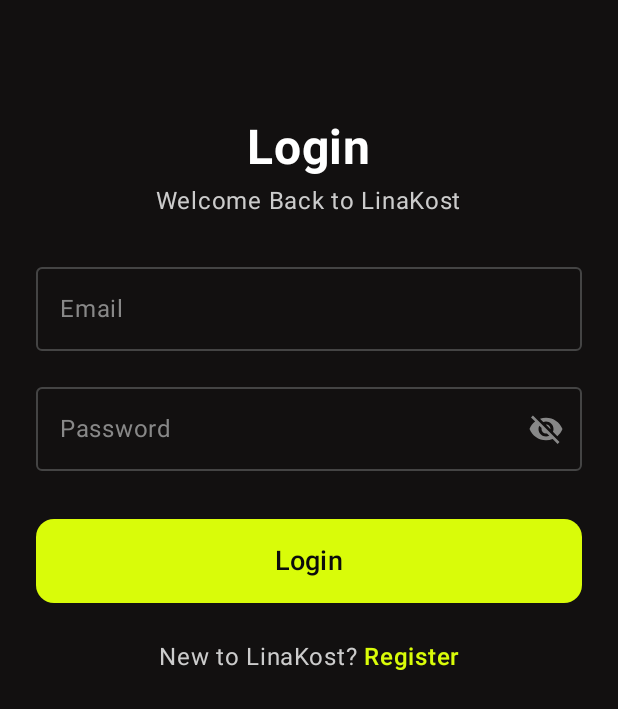
After one commit to DewiPuspitass/Linakost, an Android app built with Jetpack Compose: the composable LoginScreen shown on its own in the app's theme, on a phone screen of 412 x 824 dp. The commit adds this screen. Shown: the top 709 px of the screen. Run offline under Robolectric (Android 15) with nearby library versions, the phone set to English and light mode, and no system bars; our stand-ins replace Room's generated code.

Commit message:
membuat tampilan login

```diff
--- a/app/src/main/java/com/dewipuspitasari0020/linakost/navigation/NavGraph.kt
+++ b/app/src/main/java/com/dewipuspitasari0020/linakost/navigation/NavGraph.kt
@@ -5,6 +5,7 @@ import androidx.navigation.NavHostController
 import androidx.navigation.compose.rememberNavController
 import androidx.navigation.compose.NavHost
 import androidx.navigation.compose.composable
+import com.dewipuspitasari0020.linakost.screen.LoginScreen
 import com.dewipuspitasari0020.linakost.screen.RegisterScreen
 
 @Composable
--- /dev/null
+++ b/app/src/main/java/com/dewipuspitasari0020/linakost/screen/LoginScreen.kt
@@ -0,0 +1,214 @@
+package com.dewipuspitasari0020.linakost.screen
+
+import android.widget.Toast
+import androidx.compose.foundation.clickable
+import androidx.compose.foundation.layout.Arrangement
+import androidx.compose.foundation.layout.Box
+import androidx.compose.foundation.layout.Column
+import androidx.compose.foundation.layout.Row
+import androidx.compose.foundation.layout.Spacer
+import androidx.compose.foundation.layout.fillMaxSize
+import androidx.compose.foundation.layout.fillMaxWidth
+import androidx.compose.foundation.layout.height
+import androidx.compose.foundation.layout.padding
+import androidx.compose.foundation.layout.width
+import androidx.compose.foundation.shape.RoundedCornerShape
+import androidx.compose.foundation.text.KeyboardOptions
+import androidx.compose.material.icons.Icons
+import androidx.compose.material.icons.filled.ArrowBack
+import androidx.compose.material.icons.filled.Visibility
+import androidx.compose.material.icons.filled.VisibilityOff
+import androidx.compose.material3.Button
+import androidx.compose.material3.ButtonDefaults
+import androidx.compose.material3.ExperimentalMaterial3Api
+import androidx.compose.material3.Icon
+import androidx.compose.material3.IconButton
+import androidx.compose.material3.OutlinedTextField
+import androidx.compose.material3.Scaffold
+import androidx.compose.material3.Text
+import androidx.compose.material3.TextFieldDefaults
+import androidx.compose.runtime.Composable
+import androidx.compose.runtime.getValue
+import androidx.compose.runtime.mutableStateOf
+import androidx.compose.runtime.remember
+import androidx.compose.runtime.setValue
+import androidx.compose.ui.Alignment
+import androidx.compose.ui.Modifier
+import androidx.compose.ui.graphics.Color
+import androidx.compose.ui.platform.LocalContext
+import androidx.compose.ui.text.font.FontWeight
+import androidx.compose.ui.text.input.KeyboardType
+import androidx.compose.ui.text.input.PasswordVisualTransformation
+import androidx.compose.ui.text.input.VisualTransformation
+import androidx.compose.ui.tooling.preview.Preview
+import androidx.compose.ui.unit.dp
+import androidx.compose.ui.unit.sp
+import androidx.lifecycle.viewmodel.compose.viewModel
+import androidx.navigation.NavHostController
+import androidx.navigation.compose.rememberNavController
+import com.dewipuspitasari0020.linakost.navigation.Screen
+import com.dewipuspitasari0020.linakost.ui.theme.bg
+import com.dewipuspitasari0020.linakost.ui.theme.bgSecondary
+import com.dewipuspitasari0020.linakost.ui.theme.textBlack
+import com.dewipuspitasari0020.linakost.util.ViewModelFactory
+import com.dewipuspitasari0020.linakost.viewModel.RegisterViewModel
+
+@OptIn(ExperimentalMaterial3Api::class)
+@Composable
+fun LoginScreen(navController: NavHostController) {
+    val context = LocalContext.current
+    val factory = ViewModelFactory(context)
+    val viewModel: RegisterViewModel = viewModel(factory = factory)
+
+    var email by remember { mutableStateOf("") }
+    var password by remember { mutableStateOf("") }
+    var passwordVisibility by remember { mutableStateOf(false) }
+
+    Scaffold(
+        containerColor = bg
+    ) { paddingValues ->
+        Column(
+            modifier = Modifier
+                .fillMaxSize()
+                .padding(paddingValues)
+        ) {
+            Box(
+                modifier = Modifier
+                    .fillMaxWidth()
+                    .height(170.dp)
+            ) {
+                Column(
+                    modifier = Modifier
+                        .align(Alignment.BottomCenter)
+                        .fillMaxWidth()
+                        .padding(bottom = 24.dp),
+                    horizontalAlignment = Alignment.CenterHorizontally
+                ) {
+                    Text(
+                        text = "Login",
+                        color = Color.White,
+                        fontSize = 32.sp,
+                        fontWeight = FontWeight.Bold
+                    )
+                    Spacer(modifier = Modifier.height(4.dp))
+                    Text(
+                        text = "Welcome Back to LinaKost",
+                        color = Color.LightGray,
+                        fontSize = 16.sp
+                    )
+                }
+            }
+
+            Column(
+                modifier = Modifier
+                    .fillMaxWidth()
+                    .padding(horizontal = 24.dp)
+            ) {
+                OutlinedTextField(
+                    value = email,
+                    onValueChange = { email = it },
+                    label = { Text("Email", color = Color.Gray) },
+                    singleLine = true,
+                    keyboardOptions = KeyboardOptions(keyboardType = KeyboardType.Email),
+                    colors = TextFieldDefaults.outlinedTextFieldColors(
+                        focusedBorderColor = Color.LightGray,
+                        unfocusedBorderColor = Color.DarkGray,
+                        cursorColor = Color.White,
+                        focusedLabelColor = Color.LightGray,
+                        unfocusedLabelColor = Color.Gray,
+                        focusedTextColor = Color.White,
+                        unfocusedTextColor = Color.White,
+                        containerColor = Color.Transparent
+                    ),
+                    modifier = Modifier.fillMaxWidth()
+                )
+                Spacer(modifier = Modifier.height(16.dp))
+
+                OutlinedTextField(
+                    value = password,
+                    onValueChange = { password = it },
+                    label = { Text("Password", color = Color.Gray) },
+                    singleLine = true,
+                    keyboardOptions = KeyboardOptions(keyboardType = KeyboardType.Password),
+                    visualTransformation = if (passwordVisibility) VisualTransformation.None else PasswordVisualTransformation(),
+                    trailingIcon = {
+                        val image = if (passwordVisibility)
+                            Icons.Filled.Visibility
+                        else Icons.Filled.VisibilityOff
+                        IconButton(onClick = { passwordVisibility = !passwordVisibility }) {
+                            Icon(imageVector = image, contentDescription = "Toggle password visibility", tint = Color.Gray)
+                        }
+                    },
+                    colors = TextFieldDefaults.outlinedTextFieldColors(
+                        focusedBorderColor = Color.LightGray,
+                        unfocusedBorderColor = Color.DarkGray,
+                        cursorColor = Color.White,
+                        focusedLabelColor = Color.LightGray,
+                        unfocusedLabelColor = Color.Gray,
+                        focusedTextColor = Color.White,
+                        unfocusedTextColor = Color.White,
+                        containerColor = Color.Transparent
+                    ),
+                    modifier = Modifier.fillMaxWidth()
+                )
+                Spacer(modifier = Modifier.height(32.dp))
+
+                Button(
+                    onClick = {
+                        if (email.isBlank() || password.isBlank()) {
+                            Toast.makeText(context, "Semua field harus diisi!", Toast.LENGTH_SHORT).show()
+                            return@Button
+                        }
+                        if (!android.util.Patterns.EMAIL_ADDRESS.matcher(email).matches()) {
+                            Toast.makeText(context, "Format email tidak valid!", Toast.LENGTH_SHORT).show()
+                            return@Button
+                        }
+                    },
+                    modifier = Modifier
+                        .fillMaxWidth()
+                        .height(56.dp),
+                    shape = RoundedCornerShape(12.dp),
+                    colors = ButtonDefaults.buttonColors(
+                        containerColor = bgSecondary,
+                        contentColor = Color.White
+                    )
+                ) {
+                    Text(
+                        text = "Login",
+                        color = textBlack,
+                        fontSize = 18.sp,
+                        fontWeight = FontWeight.SemiBold
+                    )
+                }
+
+                Spacer(modifier = Modifier.height(24.dp))
+
+                Row(
+                    modifier = Modifier.fillMaxWidth(),
+                    horizontalArrangement = Arrangement.Center,
+                    verticalAlignment = Alignment.CenterVertically
+                ) {
+                    Text(
+                        text = "New to LinaKost?",
+                        color = Color.LightGray,
+                        fontSize = 16.sp
+                    )
+                    Spacer(modifier = Modifier.width(4.dp))
+                    Text(
+                        text = "Register",
+                        color = bgSecondary,
+                        fontSize = 16.sp,
+                        fontWeight = FontWeight.SemiBold,
+                        modifier = Modifier.clickable {  navController.navigate(Screen.Register.route) }
+                    )
+                }
+            }
+        }
+    }
+}
+
+@Preview(showBackground = true)
+@Composable
+fun PreviewLoginScreen() {
+    LoginScreen(rememberNavController())
+}
--- a/app/src/main/java/com/dewipuspitasari0020/linakost/screen/RegisterScreen.kt
+++ b/app/src/main/java/com/dewipuspitasari0020/linakost/screen/RegisterScreen.kt
@@ -40,6 +40,7 @@ import androidx.core.content.ContextCompat
 import androidx.lifecycle.viewmodel.compose.viewModel
 import androidx.navigation.NavHostController
 import androidx.navigation.compose.rememberNavController
+import com.dewipuspitasari0020.linakost.navigation.Screen
 import com.dewipuspitasari0020.linakost.ui.theme.bg
 import com.dewipuspitasari0020.linakost.ui.theme.bgSecondary
 import com.dewipuspitasari0020.linakost.ui.theme.textBlack
@@ -311,6 +312,7 @@ fun RegisterScreen(navController: NavHostController) {
                                 Toast.makeText(context, errorMessage, Toast.LENGTH_LONG).show()
                             }
                         )
+                        navController.navigate(Screen.Login.route)
                     },
                     modifier = Modifier
                         .fillMaxWidth()
```
